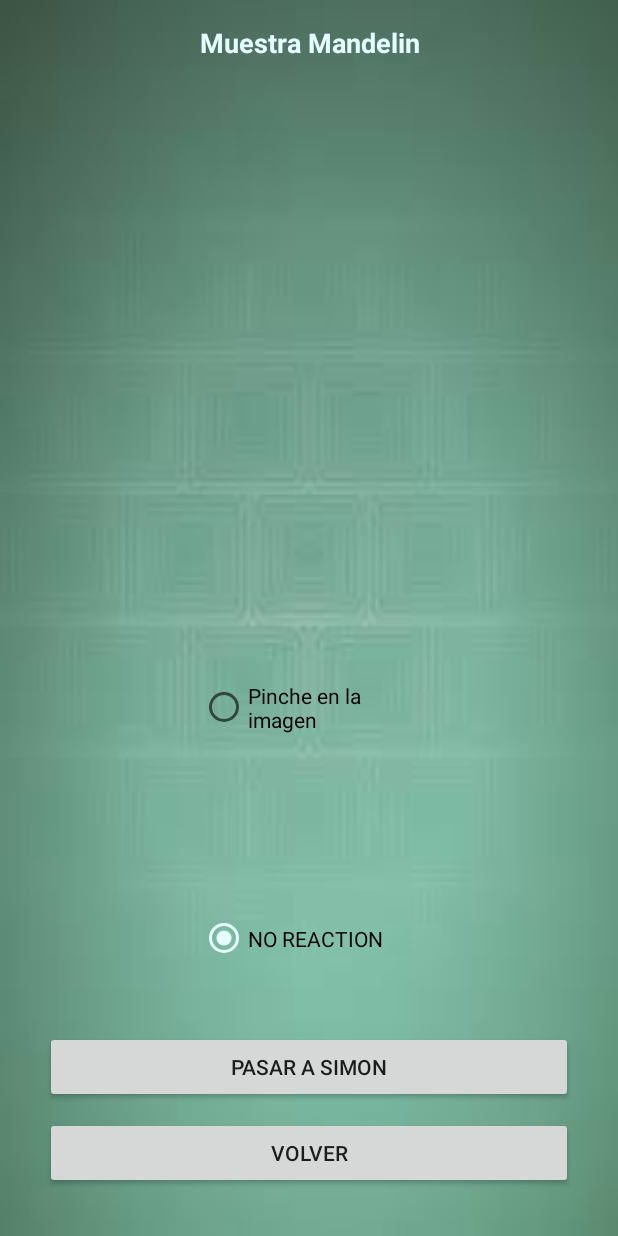
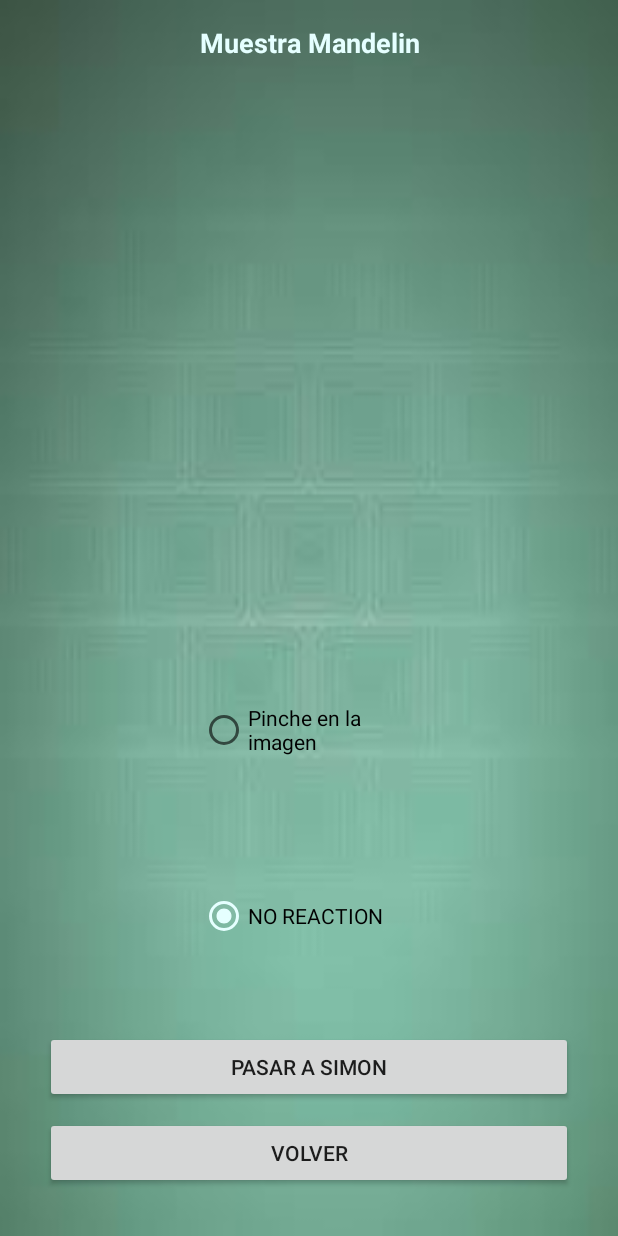
Before and after one commit to gerardbourguett/ProyectoTItulo, an Android app: the MuestraMandelinActivity screen opened directly, with no data from a screen before it, on a phone screen of 412 x 824 dp. Run offline under Robolectric (Android 15) with nearby library versions, the phone set to English and light mode, and no system bars; our stand-ins replace Firebase (no records; nobody signed in at launch, a user with empty details on screens opened directly); 1 statement that could not run was skipped.

Commit message:
Arreglo 2 interfaz

```diff
--- a/app/src/main/res/layout/activity_muestra_mandelin.xml
+++ b/app/src/main/res/layout/activity_muestra_mandelin.xml
@@ -55,11 +55,6 @@
             android:layout_weight="1"
             android:text="Pinche en la imagen" />
 
-        <Space
-            android:layout_width="wrap_content"
-            android:layout_height="wrap_content"
-            android:layout_weight="1" />
-
         <RadioButton
             android:id="@+id/man_nr"
             android:layout_width="wrap_content"
```
